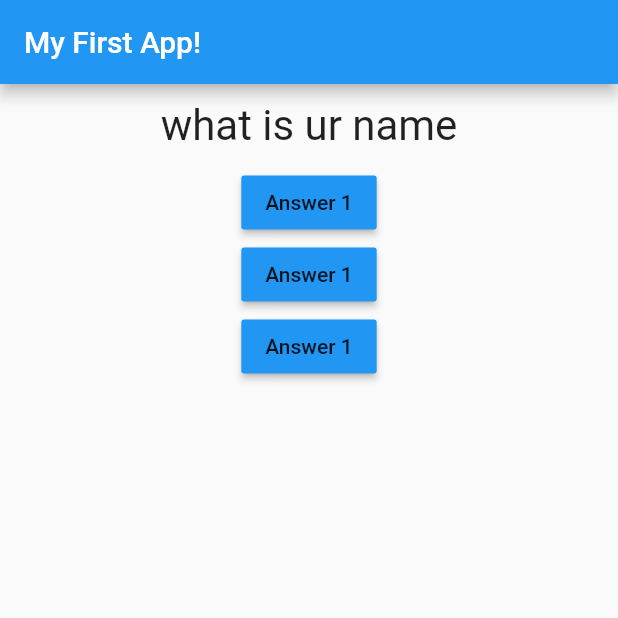
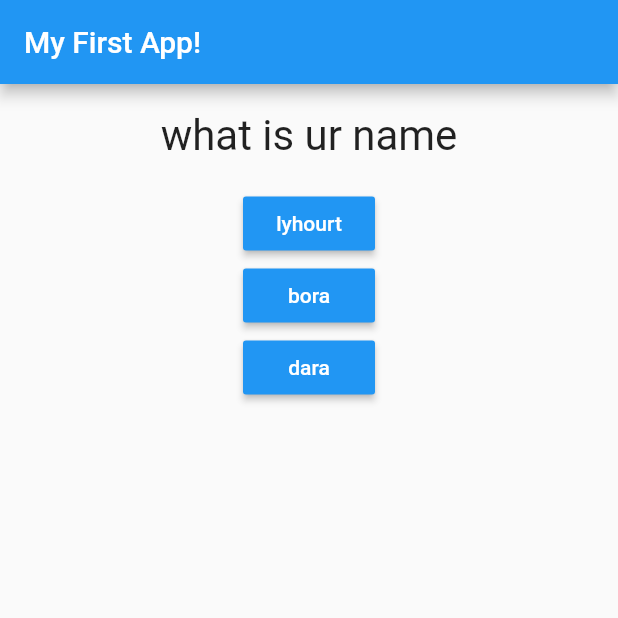
Before and after one commit to te-lyhourt/flutter_project, a Flutter app: the screen it shows after launch, on a phone screen of 412 x 824 dp, the top half of it. Run offline on Flutter 3.47's test engine with Material 2 defaults, Android fonts, the phone set to English and light mode, and no system bars.

Commit message:
add answer value to the answer button
- do mapping on constant question in main widget , so that now question has question text and list of answer

- now answer button will render base on amount of answer in answer list

- read question and add it into question widget

- read answer value into the answer widget

```diff
--- a/firt_app/lib/answer.dart
+++ b/firt_app/lib/answer.dart
@@ -4,14 +4,16 @@ import 'package:flutter/material.dart';
 
 class Answer extends StatelessWidget {
   final VoidCallback selectHandler;
-  Answer(this.selectHandler);
+  final String answerText;
+  Answer(this.selectHandler, this.answerText);
   @override
   Widget build(BuildContext context) {
     return Container(
       child: RaisedButton(
         color: Colors.blue,
+        textColor: Colors.white,
         onPressed: selectHandler,
-        child: Text('Answer 1'),
+        child: Text(this.answerText),
       ),
     );
   }
--- a/firt_app/lib/main.dart
+++ b/firt_app/lib/main.dart
@@ -29,9 +29,19 @@ class _MyAppStat extends State<Myapp> {
   //widget
   @override
   Widget build(BuildContext context) {
-    var question = [
-      "what is ur name",
-      "what is ur age",
+    const questions = [
+      {
+        "questionText": "what is ur name",
+        "answers": ["lyhourt", "bora", "dara"]
+      },
+      {
+        "questionText": "what is ur age",
+        "answers": ["18", "19", "20"]
+      },
+      {
+        "questionText": "what is ur favorit color",
+        "answers": ["red", "blue", "green", "yellow"]
+      },
     ];
     return MaterialApp(
       home: Scaffold(
@@ -40,10 +50,13 @@ class _MyAppStat extends State<Myapp> {
         ),
         body: Column(
           children: [
-            Qestion(question[_questionIndex % 2]),
-            Answer(_answer),
-            Answer(_answer),
-            Answer(_answer),
+            //question text
+            Qestion(questions[_questionIndex]['questionText'] as String),
+            //answer text
+            ...(questions[_questionIndex]['answers'] as List<String>)
+                .map((answer) {
+              return Answer(_answer, answer);
+            }).toList()
           ],
         ),
       ),
--- a/firt_app/lib/qestion.dart
+++ b/firt_app/lib/qestion.dart
@@ -9,8 +9,8 @@ class Qestion extends StatelessWidget {
   Widget build(BuildContext context) {
     return Container(
       width: double.infinity,
-      padding: EdgeInsets.all(1),
-      margin: EdgeInsets.all(10),
+      padding: const EdgeInsets.all(8.0),
+      margin: const EdgeInsets.all(10),
       child: Text(
         questionText,
         style: TextStyle(fontSize: 28),
```
